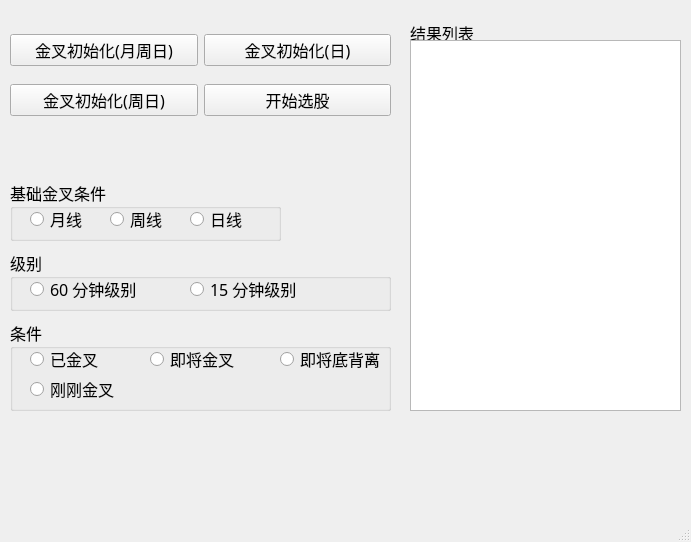
Old version of the form SelectStock.ui in the repository majiajue/Stock_ui.
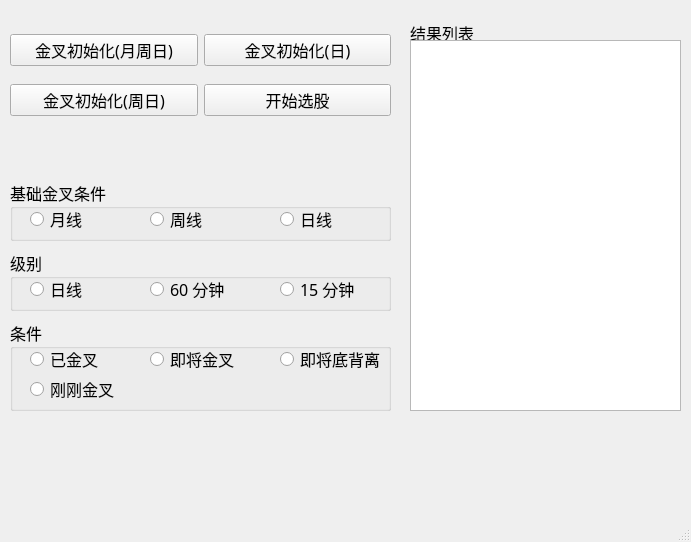
New version of the form.

Commit message: v1.0版本，添加日线级别

What changed in the file:
```diff
--- a/SelectStock.ui
+++ b/SelectStock.ui
@@ -145,27 +145,40 @@
     <widget class="QRadioButton" name="radioButton_6">
      <property name="geometry">
       <rect>
-       <x>20</x>
+       <x>140</x>
        <y>30</y>
-       <width>121</width>
+       <width>111</width>
        <height>18</height>
       </rect>
      </property>
      <property name="text">
-      <string>60 分钟级别</string>
+      <string>60 分钟</string>
      </property>
     </widget>
     <widget class="QRadioButton" name="radioButton_7">
      <property name="geometry">
       <rect>
-       <x>180</x>
+       <x>270</x>
        <y>30</y>
-       <width>131</width>
+       <width>111</width>
        <height>18</height>
       </rect>
      </property>
      <property name="text">
-      <string>15 分钟级别</string>
+      <string>15 分钟</string>
+     </property>
+    </widget>
+    <widget class="QRadioButton" name="radioButton_12">
+     <property name="geometry">
+      <rect>
+       <x>20</x>
+       <y>30</y>
+       <width>71</width>
+       <height>18</height>
+      </rect>
+     </property>
+     <property name="text">
+      <string>日线</string>
      </property>
     </widget>
    </widget>
@@ -212,7 +225,7 @@
      <rect>
       <x>10</x>
       <y>180</y>
-      <width>271</width>
+      <width>381</width>
       <height>61</height>
      </rect>
     </property>
@@ -243,7 +256,7 @@
     <widget class="QRadioButton" name="radioButton_2">
      <property name="geometry">
       <rect>
-       <x>100</x>
+       <x>140</x>
        <y>30</y>
        <width>61</width>
        <height>18</height>
@@ -256,7 +269,7 @@
     <widget class="QRadioButton" name="radioButton_3">
      <property name="geometry">
       <rect>
-       <x>180</x>
+       <x>270</x>
        <y>30</y>
        <width>61</width>
        <height>18</height>
```
The commit also changes 2 other files.
